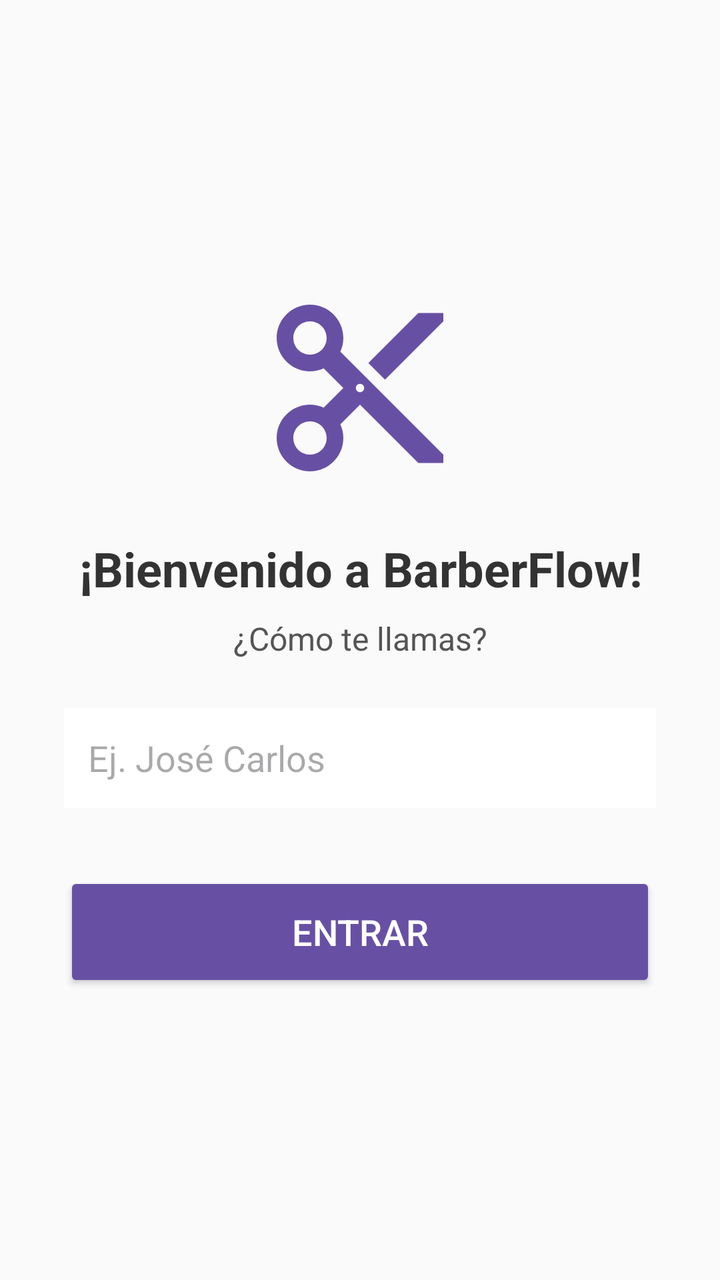
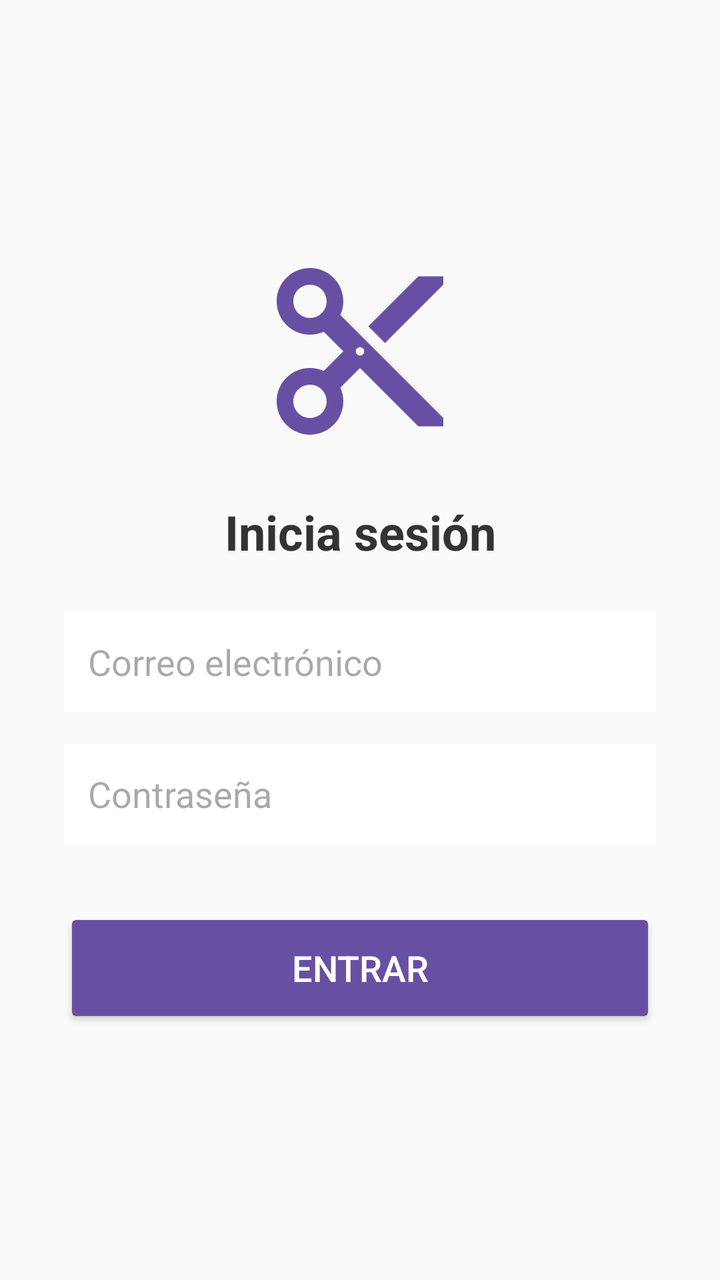

An Android layout rendered at two revisions. The XML below is the earlier revision; the diff shows what the commit changed to produce the second picture.
<!-- AndroidManifest.xml: application theme Theme.BarberFlow -->
<!-- res/layout/activity_login.xml -->
<?xml version="1.0" encoding="utf-8"?>
<LinearLayout
    xmlns:android="http://schemas.android.com/apk/res/android"
    android:layout_width="match_parent"
    android:layout_height="match_parent"
    android:orientation="vertical"
    android:padding="32dp"
    android:gravity="center"
    android:background="#FAFAFA">

    <ImageView
        android:layout_width="100dp"
        android:layout_height="100dp"
        android:src="@drawable/logo_barberia"
        android:layout_marginBottom="24dp"/>

    <TextView
        android:layout_width="match_parent"
        android:layout_height="wrap_content"
        android:text="¡Bienvenido a BarberFlow!"
        android:textSize="24sp"
        android:textStyle="bold"
        android:textColor="#333333"
        android:gravity="center"
        android:layout_marginBottom="8dp"/>

    <TextView
        android:layout_width="match_parent"
        android:layout_height="wrap_content"
        android:text="¿Cómo te llamas?"
        android:textSize="16sp"
        android:textColor="#555555"
        android:gravity="center"
        android:layout_marginBottom="24dp"/>

    <EditText
        android:id="@+id/et_nombre_cliente"
        android:layout_width="match_parent"
        android:layout_height="50dp"
        android:background="#FFFFFF"
        android:hint="Ej. José Carlos"
        android:inputType="textPersonName"
        android:padding="12dp"
        android:layout_marginBottom="32dp"/>

    <Button
        android:id="@+id/btn_entrar"
        android:layout_width="match_parent"
        android:layout_height="60dp"
        android:text="Entrar"
        android:textSize="18sp"
        android:backgroundTint="#6750A4"
        android:textColor="#FFFFFF" />

</LinearLayout>
<!-- resources referenced by this layout -->
<resources>
  <!-- drawable logo_barberia (drawable) -->
  <vector xmlns:android="http://schemas.android.com/apk/res/android"
      android:width="120dp"
      android:height="120dp"
      android:viewportWidth="24"
      android:viewportHeight="24">
      <path
          android:fillColor="#6750A4"
          android:pathData="M9.64,7.64C9.87,7.14 10,6.59 10,6c0-2.21-1.79-4-4-4S2,3.79 2,6s1.79,4 4,4c0.59,0 1.14-0.13 1.64-0.36L10,12l-2.36,2.36C7.14,14.13 6.59,14 6,14c-2.21,0-4,1.79-4,4s1.79,4 4,4s4-1.79 4-4c0-0.59-0.13-1.14-0.36-1.64L12,14l7,7h3v-1L9.64,7.64z M6,8C4.9,8 4,7.1 4,6s0.9-2 2-2s2,0.9 2,2S7.1,8 6,8z M6,20c-1.1,0-2-0.9-2-2s0.9-2 2-2s2,0.9 2,2S7.1,20 6,20z M12,12.5c-0.28,0-0.5-0.22-0.5-0.5s0.22-0.5 0.5-0.5s0.5,0.22 0.5,0.5S12.28,12.5 12,12.5z M19,3l-6,6l2,2l7-7V3H19z"/>
  </vector>
  <style name="Theme.BarberFlow" parent="Base.Theme.BarberFlow" />
  <style name="Base.Theme.BarberFlow" parent="Theme.Material3.DayNight.NoActionBar">
          
          
      </style>
</resources>

<!-- the commit's change to res/layout/activity_login.xml (unified diff, before → after) -->
@@ -17,29 +17,30 @@
     <TextView
         android:layout_width="match_parent"
         android:layout_height="wrap_content"
-        android:text="¡Bienvenido a BarberFlow!"
+        android:text="Inicia sesión"
         android:textSize="24sp"
         android:textStyle="bold"
         android:textColor="#333333"
         android:gravity="center"
-        android:layout_marginBottom="8dp"/>
-
-    <TextView
-        android:layout_width="match_parent"
-        android:layout_height="wrap_content"
-        android:text="¿Cómo te llamas?"
-        android:textSize="16sp"
-        android:textColor="#555555"
-        android:gravity="center"
         android:layout_marginBottom="24dp"/>
 
     <EditText
-        android:id="@+id/et_nombre_cliente"
+        android:id="@+id/et_email"
         android:layout_width="match_parent"
         android:layout_height="50dp"
         android:background="#FFFFFF"
-        android:hint="Ej. José Carlos"
-        android:inputType="textPersonName"
+        android:hint="Correo electrónico"
+        android:inputType="textEmailAddress"
+        android:padding="12dp"
+        android:layout_marginBottom="16dp"/>
+
+    <EditText
+        android:id="@+id/et_password"
+        android:layout_width="match_parent"
+        android:layout_height="50dp"
+        android:background="#FFFFFF"
+        android:hint="Contraseña"
+        android:inputType="textPassword"
         android:padding="12dp"
         android:layout_marginBottom="32dp"/>
 
